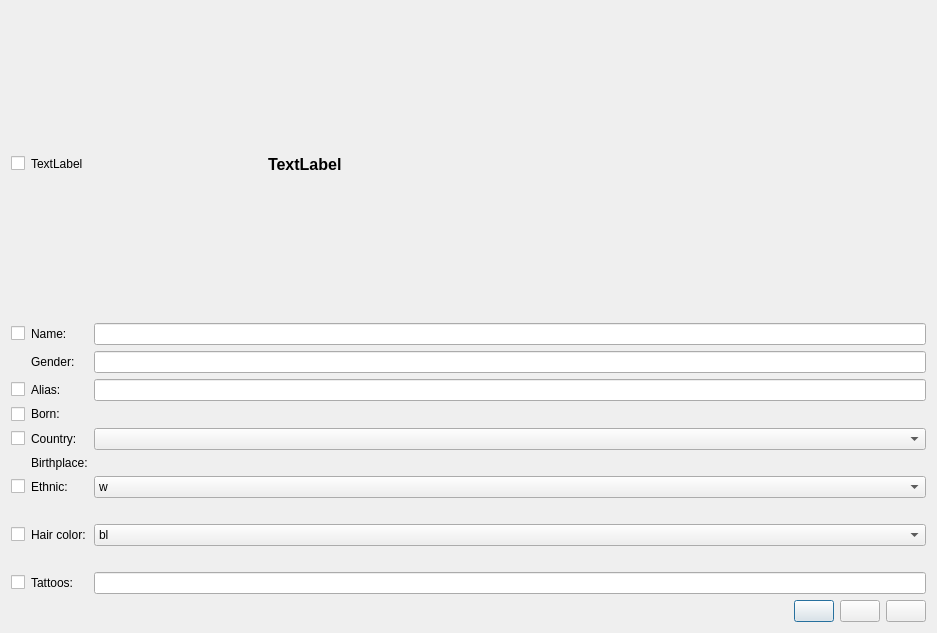
Qt form pordb_iafd.ui (hwmay/pordb3) before a commit.
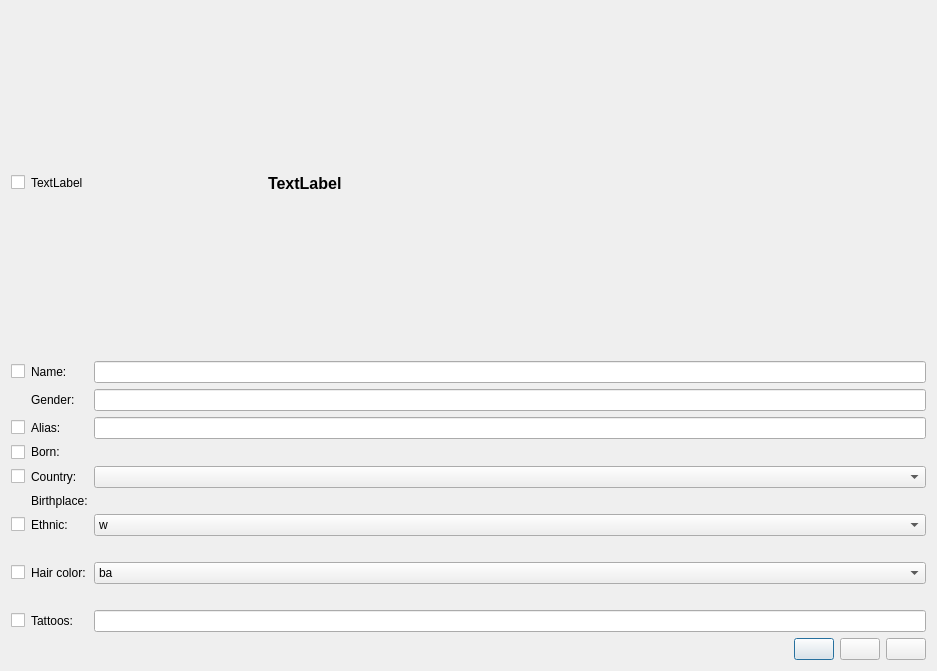
The same form after that commit. Icons and pictures are not drawn.

Commit message: New function: Better start with opening IAFD site

```diff
--- a/pordb_iafd.ui
+++ b/pordb_iafd.ui
@@ -7,7 +7,7 @@
     <x>0</x>
     <y>0</y>
     <width>937</width>
-    <height>633</height>
+    <height>671</height>
    </rect>
   </property>
   <property name="windowTitle">
@@ -287,6 +287,15 @@
      </item>
      <item row="8" column="2">
       <widget class="QComboBox" name="comboBoxHaare">
+       <item>
+        <property name="text">
+         <string>ba</string>
+        </property>
+        <property name="icon">
+         <iconset>
+          <normaloff>pypordb/bald.svg</normaloff>pypordb/bald.svg</iconset>
+        </property>
+       </item>
        <item>
         <property name="text">
          <string>bl</string>
```
Left out of the diff: 9 changed lines with no effect on the pictures. The commit also changes 6 other files.
